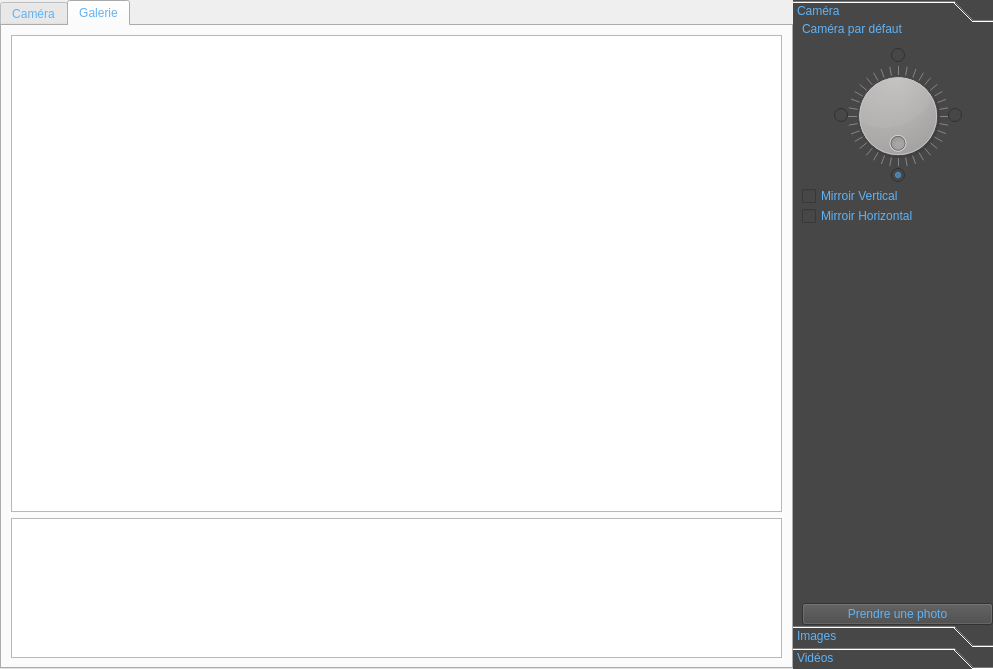
Before: the Qt Designer form vizualizator/vizualizatorwidget.ui in jlfrucot/vizualizator, drawn with Qt 5.
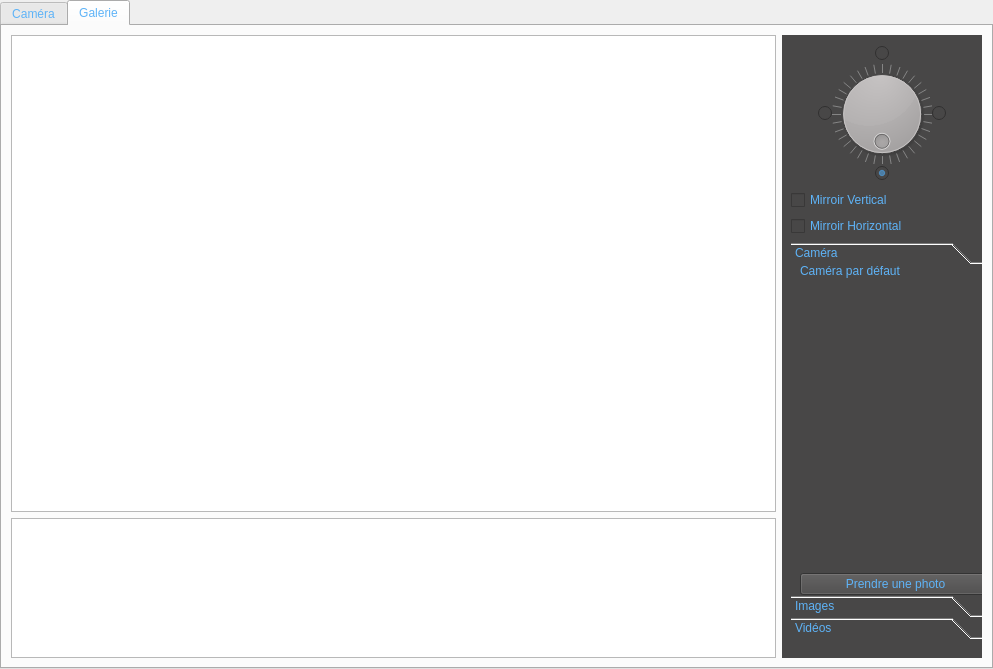
After: the same form once the commit is applied. Custom widgets are drawn as their Qt base class.

Commit message: Modification design ToolPanel

```diff
--- a/vizualizator/vizualizatorwidget.ui
+++ b/vizualizator/vizualizatorwidget.ui
@@ -90,7 +90,7 @@
         <attribute name="title">
          <string>Galerie</string>
         </attribute>
-        <layout class="QVBoxLayout" name="verticalLayout_7">
+        <layout class="QHBoxLayout" name="horizontalLayout_7">
          <item>
           <layout class="QVBoxLayout" name="verticalLayout_6">
            <item>
@@ -136,12 +136,8 @@
            </item>
           </layout>
          </item>
-        </layout>
-       </widget>
-      </widget>
-     </item>
      <item>
-      <widget class="QToolBox" name="tbToolPanel">
+          <widget class="QWidget" name="widgetToolPanel" native="true">
        <property name="minimumSize">
         <size>
          <width>200</width>
@@ -158,63 +154,13 @@
         <string notr="true">background-color: rgb(72, 71, 71);
 color: rgb(94, 179, 247);</string>
        </property>
-       <property name="currentIndex">
-        <number>0</number>
-       </property>
-       <property name="tabSpacing">
-        <number>0</number>
-       </property>
-       <widget class="QWidget" name="pageCamera">
-        <property name="geometry">
-         <rect>
-          <x>0</x>
-          <y>0</y>
-          <width>200</width>
-          <height>592</height>
-         </rect>
-        </property>
-        <attribute name="label">
-         <string>Caméra</string>
-        </attribute>
-        <layout class="QVBoxLayout" name="verticalLayout_4">
-         <property name="spacing">
-          <number>0</number>
-         </property>
-         <property name="leftMargin">
-          <number>9</number>
-         </property>
-         <property name="topMargin">
-          <number>0</number>
-         </property>
-         <property name="rightMargin">
-          <number>0</number>
-         </property>
-         <property name="bottomMargin">
-          <number>0</number>
-         </property>
-         <item>
-          <layout class="QVBoxLayout" name="verticalLayout_2">
-           <item>
-            <widget class="QLabel" name="lbCameraName">
-             <property name="text">
-              <string>Caméra par défaut</string>
-             </property>
-             <property name="wordWrap">
-              <bool>true</bool>
-             </property>
-            </widget>
-           </item>
-           <item>
             <layout class="QHBoxLayout" name="horizontalLayout_2">
-             <property name="topMargin">
+            <item>
+             <layout class="QVBoxLayout" name="verticalLayout_5">
+              <property name="bottomMargin">
               <number>10</number>
              </property>
              <item>
-              <layout class="QVBoxLayout" name="verticalLayout_5"/>
-             </item>
-            </layout>
-           </item>
-           <item>
             <layout class="QGridLayout" name="gridLayout">
              <property name="topMargin">
               <number>0</number>
@@ -410,6 +356,70 @@
             </widget>
            </item>
            <item>
+               <widget class="QToolBox" name="tbToolPanel">
+                <property name="minimumSize">
+                 <size>
+                  <width>200</width>
+                  <height>0</height>
+                 </size>
+                </property>
+                <property name="maximumSize">
+                 <size>
+                  <width>200</width>
+                  <height>16777215</height>
+                 </size>
+                </property>
+                <property name="styleSheet">
+                 <string notr="true">background-color: rgb(72, 71, 71);
+color: rgb(94, 179, 247);</string>
+                </property>
+                <property name="currentIndex">
+                 <number>0</number>
+                </property>
+                <property name="tabSpacing">
+                 <number>0</number>
+                </property>
+                <widget class="QWidget" name="pageCamera">
+                 <property name="geometry">
+                  <rect>
+                   <x>0</x>
+                   <y>0</y>
+                   <width>200</width>
+                   <height>302</height>
+                  </rect>
+                 </property>
+                 <attribute name="label">
+                  <string>Caméra</string>
+                 </attribute>
+                 <layout class="QVBoxLayout" name="verticalLayout_4">
+                  <property name="spacing">
+                   <number>0</number>
+                  </property>
+                  <property name="leftMargin">
+                   <number>9</number>
+                  </property>
+                  <property name="topMargin">
+                   <number>0</number>
+                  </property>
+                  <property name="rightMargin">
+                   <number>0</number>
+                  </property>
+                  <property name="bottomMargin">
+                   <number>0</number>
+                  </property>
+                  <item>
+                   <layout class="QVBoxLayout" name="verticalLayout_2">
+                    <item>
+                     <widget class="QLabel" name="lbCameraName">
+                      <property name="text">
+                       <string>Caméra par défaut</string>
+                      </property>
+                      <property name="wordWrap">
+                       <bool>true</bool>
+                      </property>
+                     </widget>
+                    </item>
+                    <item>
             <spacer name="verticalSpacer_2">
              <property name="orientation">
               <enum>Qt::Vertical</enum>
@@ -494,6 +504,15 @@
         <attribute name="label">
          <string>Vidéos</string>
         </attribute>
+                </widget>
+               </widget>
+              </item>
+             </layout>
+            </item>
+           </layout>
+          </widget>
+         </item>
+        </layout>
        </widget>
       </widget>
      </item>
```
Left out of the diff: 124 changed lines with no effect on the pictures. Lines whose indentation alone changed are shown as unchanged. The commit also changes 2 other files.
